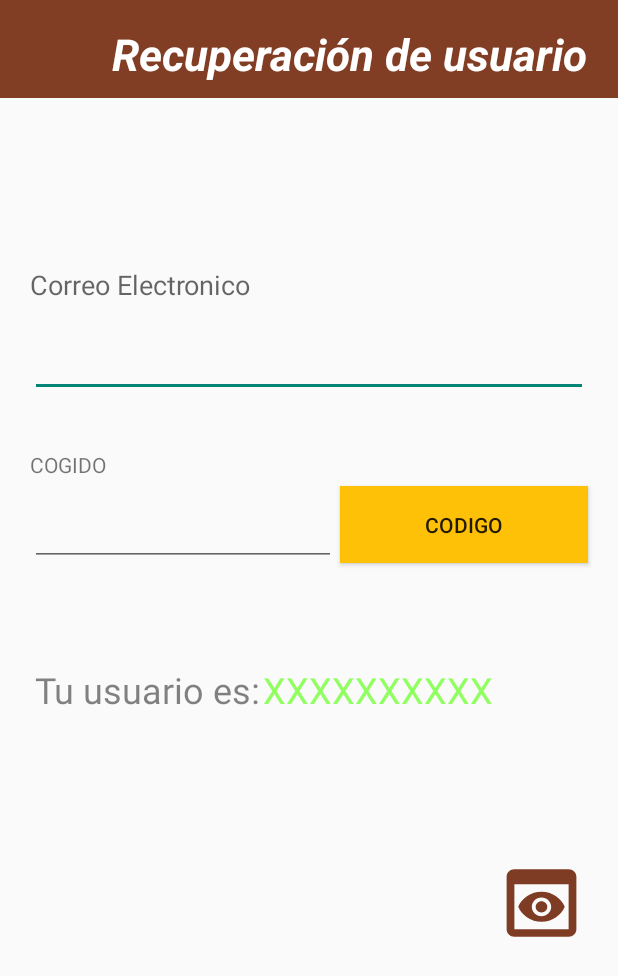
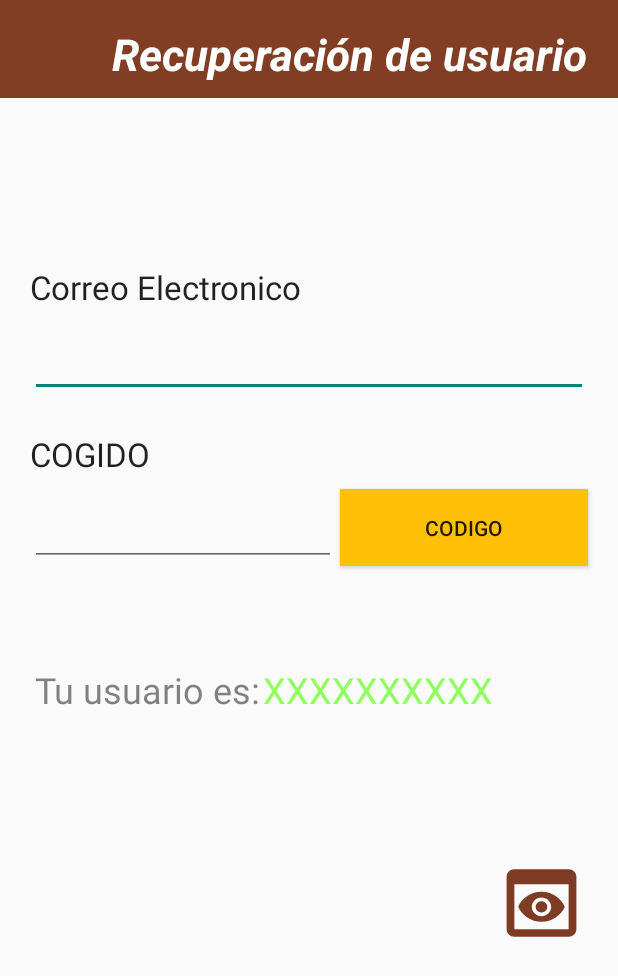
Before and after one commit to J-Salasar/SuperMercado_El_Economico, an Android app: the ActivityRecuperar screen opened directly, with no data from a screen before it, on a phone screen of 412 x 824 dp. Shown: the top 976 px of the screen. Run offline under Robolectric (Android 15) with nearby library versions, the phone set to English and light mode, and no system bars; network calls fail.

Commit message:
Implementacion de diseño en activity_recuperar  y activity_restablece

```diff
--- a/app/src/main/res/layout/activity_recuperar.xml
+++ b/app/src/main/res/layout/activity_recuperar.xml
@@ -103,7 +103,7 @@
         app:layout_constraintHorizontal_bias="1.0"
         app:layout_constraintStart_toStartOf="parent"
         app:layout_constraintTop_toTopOf="parent"
-        app:layout_constraintVertical_bias="0.419" />
+        app:layout_constraintVertical_bias="0.422" />
 
     <TextView
         android:id="@+id/textView6"
@@ -155,10 +155,10 @@
         android:layout_marginStart="20dp"
         android:layout_marginEnd="20dp"
         android:text="Correo Electronico"
-        android:textAppearance="@style/TextAppearance.AppCompat.Medium"
+        android:textAppearance="@style/TextAppearance.AppCompat.Large"
         app:layout_constraintBottom_toBottomOf="parent"
         app:layout_constraintEnd_toEndOf="parent"
-        app:layout_constraintHorizontal_bias="0.087"
+        app:layout_constraintHorizontal_bias="0.0"
         app:layout_constraintStart_toStartOf="parent"
         app:layout_constraintTop_toTopOf="parent"
         app:layout_constraintVertical_bias="0.222" />
@@ -166,15 +166,16 @@
     <TextView
         android:id="@+id/textView8"
         android:layout_width="0dp"
-        android:layout_height="wrap_content"
+        android:layout_height="29dp"
         android:layout_marginStart="20dp"
         android:layout_marginEnd="20dp"
         android:text="COGIDO"
+        android:textAppearance="@style/TextAppearance.AppCompat.Large"
         app:layout_constraintBottom_toBottomOf="parent"
         app:layout_constraintEnd_toEndOf="parent"
         app:layout_constraintHorizontal_bias="0.0"
         app:layout_constraintStart_toStartOf="parent"
         app:layout_constraintTop_toTopOf="parent"
-        app:layout_constraintVertical_bias="0.373" />
+        app:layout_constraintVertical_bias="0.362" />
 
 </androidx.constraintlayout.widget.ConstraintLayout>
--- a/app/src/main/res/layout/activity_restablecer.xml
+++ b/app/src/main/res/layout/activity_restablecer.xml
@@ -134,7 +134,7 @@
         app:layout_constraintHorizontal_bias="0.0"
         app:layout_constraintStart_toStartOf="parent"
         app:layout_constraintTop_toTopOf="parent"
-        app:layout_constraintVertical_bias="0.717" />
+        app:layout_constraintVertical_bias="0.707" />
 
     <TextView
         android:id="@+id/textView10"
```
